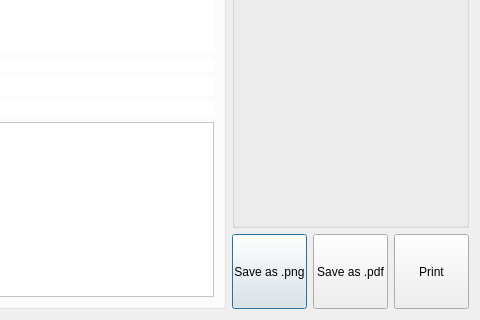
The window that print.ui (rigexpert/AntScope2) describes before a commit, drawn with Qt 5; both pictures show x 430 to 910 and y 330 to 650 of the 910 by 650 pixel window.
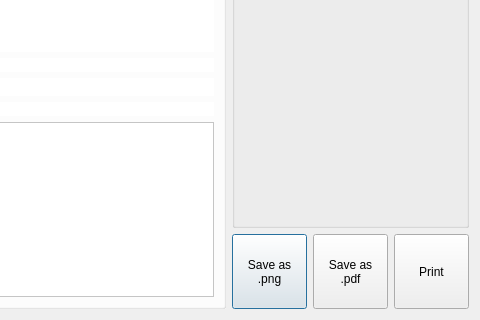
The same window after the commit. Custom widgets are drawn as their Qt base class.

Commit message: Mac: adjust layouts

What changed in the file:
```diff
--- a/print.ui
+++ b/print.ui
@@ -182,7 +182,8 @@
           </size>
          </property>
          <property name="text">
-          <string>Save as .png</string>
+          <string>Save as
+.png</string>
          </property>
         </widget>
        </item>
@@ -201,7 +202,8 @@
           </size>
          </property>
          <property name="text">
-          <string>Save as .pdf</string>
+          <string>Save as
+.pdf</string>
          </property>
         </widget>
        </item>
```
